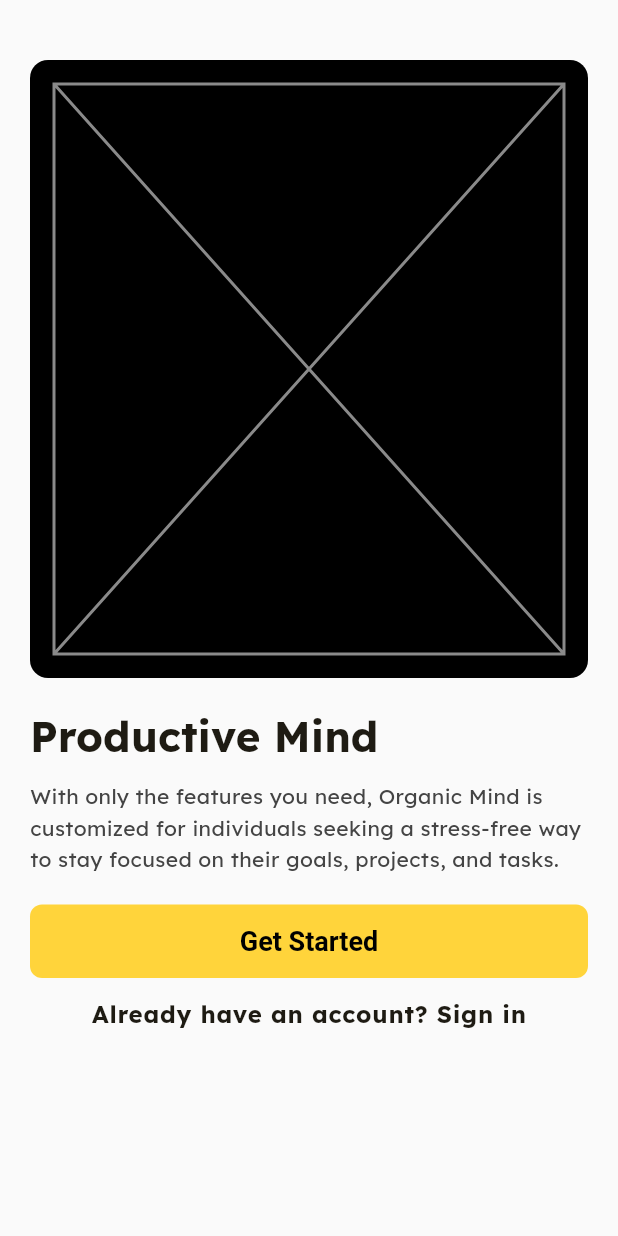
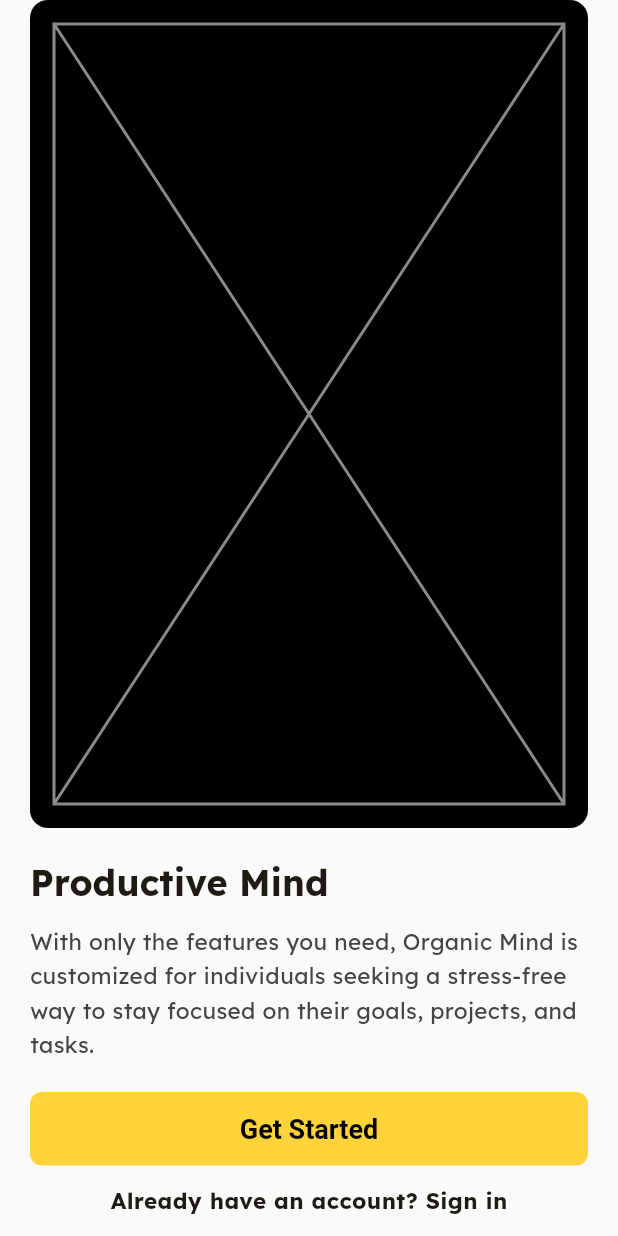
Before and after one commit to poojhaakumar0901/Checkaroo, a Flutter app: the screen it shows after launch, on a phone screen of 412 x 824 dp. Run offline on Flutter 3.47's test engine with Material 3 defaults, Android fonts, the phone set to English and light mode, and no system bars; our stand-ins replace gap, get.

Commit message:
Comments fexid

```diff
--- a/lib/checkaroo_app.dart
+++ b/lib/checkaroo_app.dart
@@ -1,4 +1,5 @@
 import "package:flutter/material.dart";
+import "package:flutter/services.dart";
 import "package:get/get.dart";
 
 import "config/routes.dart";
@@ -15,5 +16,15 @@ class CheckarooApp extends StatelessWidget {
     darkTheme: AppTheme.darkTheme,
     initialRoute: AppRoutes.onboarding,
     getPages: AppRoutes.pages,
+
+    builder: (final BuildContext context, final Widget? child) {
+      final ThemeData theme = Theme.of(context);
+      final SystemUiOverlayStyle overlayStyle = AppTheme.overlayStyle(
+        theme.brightness,
+        theme.scaffoldBackgroundColor,
+      );
+      SystemChrome.setSystemUIOverlayStyle(overlayStyle);
+      return child!;
+    },
   );
 }
--- /dev/null
+++ b/lib/config/app_constants.dart
@@ -0,0 +1,5 @@
+import "package:flutter/material.dart";
+
+class AppPadding {
+  static const EdgeInsets screen = EdgeInsets.symmetric(horizontal: 20);
+}
--- a/lib/config/appstring.dart
+++ b/lib/config/appstring.dart
@@ -6,6 +6,5 @@ class AppString {
   static const String onBoardingContent =
       "With only the features you need, Organic Mind is customized for individuals seeking a stress-free way to stay focused on their goals, projects, and tasks.";
   static const String getStarted = "Get Started";
-  static const String getStartedDialog = "Already have an account?";
-  static const String signIn = " Sign in";
+  static const String getStartedDialog = "Already have an account? Sign in";
 }
--- a/lib/config/constants.dart
+++ /dev/null
@@ -1,8 +0,0 @@
-import "package:flutter/material.dart";
-
-class AppPadding {
-  static const EdgeInsets screen = EdgeInsets.symmetric(
-    horizontal: 20,
-    vertical: 40,
-  );
-}
--- a/lib/config/theme.dart
+++ b/lib/config/theme.dart
@@ -1,4 +1,5 @@
 import "package:flutter/material.dart";
+import "package:flutter/services.dart";
 
 class AppTheme {
   const AppTheme._();
@@ -9,6 +10,10 @@ class AppTheme {
     fontFamily: "Lexend",
     colorScheme: ColorScheme.fromSeed(seedColor: const Color(0xFFFFD43B)),
     useMaterial3: true,
+
+    textTheme: const TextTheme(
+      bodyMedium: TextStyle(fontSize: 15, height: 1.5),
+    ),
 
     textButtonTheme: TextButtonThemeData(
       style: TextButton.styleFrom(
@@ -30,6 +35,10 @@ class AppTheme {
     ),
     useMaterial3: true,
 
+    textTheme: const TextTheme(
+      bodyMedium: TextStyle(fontSize: 15, height: 1.5),
+    ),
+
     textButtonTheme: TextButtonThemeData(
       style: TextButton.styleFrom(
         backgroundColor: const Color(0xFFFFD43B),
@@ -40,4 +49,15 @@ class AppTheme {
       ),
     ),
   );
+  static SystemUiOverlayStyle overlayStyle(
+    final Brightness brightness,
+    final Color scaffoldColor,
+  ) {
+    final bool isDark = brightness == Brightness.dark;
+    return SystemUiOverlayStyle(
+      statusBarColor: scaffoldColor,
+      statusBarIconBrightness: isDark ? Brightness.light : Brightness.dark,
+      statusBarBrightness: isDark ? Brightness.dark : Brightness.light,
+    );
+  }
 }
--- a/lib/screens/onboarding_screen/view/onboarding_screen.dart
+++ b/lib/screens/onboarding_screen/view/onboarding_screen.dart
@@ -1,8 +1,9 @@
 import "package:flutter/material.dart";
 import "package:gap/gap.dart";
+import "package:get/get.dart";
+
+import "../../../config/app_constants.dart";
 import "../../../config/appstring.dart";
-import "../../../config/constants.dart";
-import "../../../widgets/button.dart";
 
 class OnboardingScreen extends StatelessWidget {
   const OnboardingScreen({super.key});
@@ -19,67 +20,52 @@ class OnboardingScreen extends StatelessWidget {
           child: Column(
             crossAxisAlignment: CrossAxisAlignment.start,
             children: <Widget>[
-              Container(
+              Expanded(
+                child: Container(
                   width: double.infinity,
                   decoration: BoxDecoration(
                     color: Colors.black,
                     borderRadius: BorderRadius.circular(12),
                   ),
                   padding: const EdgeInsets.all(16),
-                child: const Placeholder(
-                  fallbackHeight: 380,
-                  color: Colors.white54,
+                  child: const Placeholder(color: Colors.white54),
                 ),
               ),
-
               const Gap(20),
-
               Text(
                 AppString.onBoardingHeading,
-                style: textTheme.headlineMedium?.copyWith(
+                style: textTheme.headlineSmall?.copyWith(
                   fontWeight: FontWeight.bold,
                 ),
               ),
-
               const Gap(12),
-
               Text(
                 AppString.onBoardingContent,
-                style: textTheme.bodyMedium?.copyWith(
-                  color: const Color(0xFF444444),
-                  height: 1.5,
+                style: context.theme.textTheme.bodyMedium?.copyWith(
+                  color:
+                      context.theme.brightness == Brightness.dark
+                          ? Colors.white
+                          : const Color(0xFF444444),
                 ),
               ),
-
               const Gap(20),
-
-              Button(
-                onPressed: () {
-                  // Navigate to sign-in screen here
-                },
-                label: AppString.getStarted,
+              SizedBox(
+                width: double.infinity,
+                child: TextButton(
+                  onPressed: () {},
+                  child: const Text(AppString.getStarted),
                 ),
-
+              ),
               const Gap(12),
-
               Center(
-                child: RichText(
-                  text: TextSpan(
-                    text: AppString.getStartedDialog,
-                    style: textTheme.bodyLarge?.copyWith(
-                      fontWeight: FontWeight.bold,
-                    ),
-                    children: <TextSpan>[
-                      TextSpan(
-                        text: AppString.signIn,
-                        style: textTheme.bodyLarge?.copyWith(
+                child: Text(
+                  AppString.getStartedDialog,
+                  style: context.textTheme.bodyMedium?.copyWith(
                     fontWeight: FontWeight.bold,
                   ),
                 ),
-                    ],
               ),
-                ),
-              ),
+              const Gap(12),
             ],
           ),
         ),
--- a/lib/widgets/button.dart
+++ /dev/null
@@ -1,14 +0,0 @@
-import "package:flutter/material.dart";
-
-class Button extends StatelessWidget {
-  const Button({required this.onPressed, required this.label, super.key});
-
-  final VoidCallback onPressed;
-  final String label;
-
-  @override
-  Widget build(final BuildContext context) => SizedBox(
-    width: double.infinity,
-    child: TextButton(onPressed: onPressed, child: Text(label)),
-  );
-}
```
Lines whose indentation alone changed are shown as unchanged.
